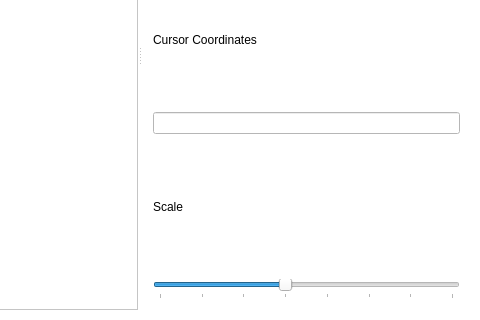
This is mainwindow.ui in rdmenezes/trpo as Qt 5 draws it before an edit; both pictures show x 520 to 1000 and y 230 to 550 of the 1000 by 550 pixel window. The edited form follows.
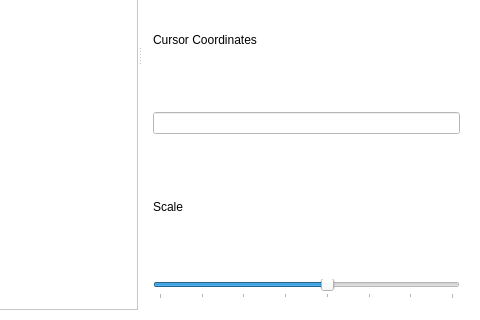
This is the edited form.

Commit message: масштабирование изменено

What changed in the file:
```diff
--- a/mainwindow.ui
+++ b/mainwindow.ui
@@ -225,7 +225,7 @@
          <number>7</number>
         </property>
         <property name="value">
-         <number>3</number>
+         <number>4</number>
         </property>
         <property name="orientation">
          <enum>Qt::Horizontal</enum>
```
The commit also changes 1 other file.
